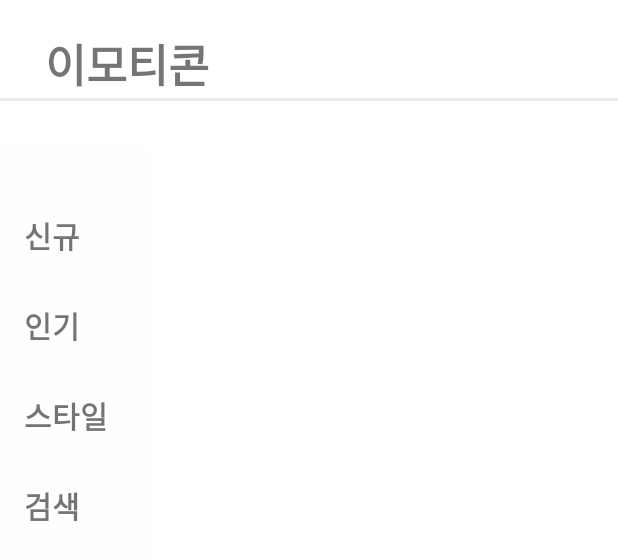
After one commit to jung2929/kakaotalk_mock_android_mudol, an Android app: the layout activity_emoticon_shop.xml on its own in the app's theme, with its tools: preview values and no code run, on a phone screen of 412 x 824 dp. The commit adds this screen. Shown: the top 560 px of the screen. Run offline under Robolectric (Android 15) with nearby library versions, the phone set to English and light mode, and no system bars.

Commit message:
prepare to 이모티콘샵에 관련된 통신 like Recyclerview

```diff
--- a/app/src/main/AndroidManifest.xml
+++ b/app/src/main/AndroidManifest.xml
@@ -25,7 +25,8 @@
         android:supportsRtl="true"
         android:theme="@style/AppTheme"
         android:usesCleartextTraffic="true">
-        <activity android:name=".KakaoTranslateActivity"></activity>
+        <activity android:name=".EmoticonShopActivity"></activity>
+        <activity android:name=".KakaoTranslateActivity" />
         <!--
              The API key for Google Maps-based APIs is defined as a string resource.
              (See the file "res/values/google_maps_api.xml").
@@ -37,6 +38,7 @@
         <meta-data
             android:name="com.google.android.geo.API_KEY"
             android:value="@string/google_maps_key" />
+
         <activity android:name=".Main2Activity" />
         <activity android:name=".KakaoLogin" />
         <activity android:name=".AddKakaotalkIdActivity" />
--- a/app/src/main/java/com/computer/inu/sqkakaotalk/Fragment/MyProfile_fragment.kt
+++ b/app/src/main/java/com/computer/inu/sqkakaotalk/Fragment/MyProfile_fragment.kt
@@ -7,6 +7,7 @@ import android.view.LayoutInflater
 import android.view.View
 import android.view.ViewGroup
 import com.bumptech.glide.Glide
+import com.computer.inu.sqkakaotalk.EmoticonShopActivity
 import com.computer.inu.sqkakaotalk.PayActivity
 import com.computer.inu.sqkakaotalk.R
 import com.computer.inu.sqkakaotalk.SharedPreferenceController
@@ -36,7 +37,9 @@ class MyProfile_fragment : Fragment() {
 
     override fun onActivityCreated(savedInstanceState: Bundle?) {
         super.onActivityCreated(savedInstanceState)
-
+        iv_myprofile_friendshop.setOnClickListener {
+         startActivity<EmoticonShopActivity>()
+        }
   /*      if (SharedPreferenceController.getIMAGE(ctx).isNotEmpty()){
             val decodedString = Base64.decode(SharedPreferenceController.getIMAGE(ctx), Base64.DEFAULT)
             val decodedByte = BitmapFactory.decodeByteArray(decodedString, 0, decodedString.size)
--- /dev/null
+++ b/app/src/main/res/layout/activity_emoticon_shop.xml
@@ -0,0 +1,79 @@
+<?xml version="1.0" encoding="utf-8"?>
+<LinearLayout xmlns:android="http://schemas.android.com/apk/res/android"
+    xmlns:app="http://schemas.android.com/apk/res-auto"
+    xmlns:tools="http://schemas.android.com/tools"
+    android:layout_width="match_parent"
+    android:layout_height="match_parent"
+    android:orientation="vertical"
+    android:background="#ffffff"
+    tools:context=".EmoticonShopActivity">
+<TextView
+    android:layout_width="match_parent"
+    android:layout_height="wrap_content"
+    android:text="이모티콘"
+    android:layout_marginTop="20dp"
+    android:layout_marginLeft="30dp"
+    android:textStyle="bold"
+    android:textSize="30dp"/>
+    <View
+        android:layout_width="match_parent"
+        android:layout_height="2dp"
+        android:background="#ECECEC"/>
+    <LinearLayout
+        android:layout_marginTop="30dp"
+        android:layout_width="match_parent"
+        android:layout_height="match_parent"
+        android:orientation="horizontal">
+<LinearLayout
+    android:background="#FFFDFD"
+    android:orientation="vertical"
+    android:layout_width="100dp"
+    android:layout_height="match_parent">
+    <TextView
+        android:layout_marginTop="30dp"
+        android:id="@+id/tv_emoticonshop_new"
+        android:layout_marginLeft="16dp"
+        android:gravity="center_vertical"
+        android:textSize="20dp"
+        android:textStyle="bold"
+        android:layout_width="100dp"
+        android:layout_height="60dp"
+        android:text="신규"/>
+    <TextView
+        android:id="@+id/tv_emoticonshop_popular"
+        android:layout_marginLeft="16dp"
+        android:gravity="center_vertical"
+        android:textSize="20dp"
+        android:textStyle="bold"
+        android:layout_width="100dp"
+        android:layout_height="60dp"
+        android:text="인기"/>
+    <TextView
+        android:id="@+id/tv_emoticonshop_style"
+        android:layout_marginLeft="16dp"
+        android:gravity="center_vertical"
+        android:textSize="20dp"
+        android:textStyle="bold"
+        android:layout_width="100dp"
+        android:layout_height="60dp"
+        android:text="스타일"/>
+    <TextView
+        android:id="@+id/tv_emoticonshop_searvh"
+        android:layout_marginLeft="16dp"
+        android:gravity="center_vertical"
+        android:textSize="20dp"
+        android:textStyle="bold"
+        android:layout_width="100dp"
+        android:layout_height="60dp"
+        android:text="검색"/>
+</LinearLayout>
+
+<android.support.v7.widget.RecyclerView
+    android:id="@+id/rv_emoticonshop"
+    android:layout_width="match_parent"
+    android:layout_height="match_parent">
+</android.support.v7.widget.RecyclerView>
+
+</LinearLayout>
+
+</LinearLayout>
--- a/app/src/main/res/layout/activity_my_profile_fragment.xml
+++ b/app/src/main/res/layout/activity_my_profile_fragment.xml
@@ -164,6 +164,7 @@
                         android:layout_width="match_parent"
                         android:layout_height="match_parent">
                         <ImageView
+                            android:id="@+id/iv_myprofile_friendshop"
                             android:layout_weight="1"
                             android:src="@drawable/friendshop"/>
                         <ImageView
```
Also changed, not shown: app/src/main/java/com/computer/inu/sqkakaotalk/Adapter/EmoticonShopRecyclerViewAdapter.kt (added, +39 -0 lines), app/src/main/java/com/computer/inu/sqkakaotalk/Data/EmoticonData.kt (added, +8 -0 lines), app/src/main/java/com/computer/inu/sqkakaotalk/EmoticonShopActivity.kt (added, +25 -0 lines), app/src/main/java/com/computer/inu/sqkakaotalk/delete/DeleteFavoriteResponse.kt (added, +9 -0 lines), app/src/main/java/com/computer/inu/sqkakaotalk/get/GetEmoticonResponse.kt (added, +9 -0 lines), app/src/main/java/com/computer/inu/sqkakaotalk/network/SqNetworkService.kt (+13 -0 lines), app/src/main/res/layout/rv_item_emoticonshop.xml (added, +36 -0 lines), app/src/main/res/values/strings.xml (+7 -2 lines).
